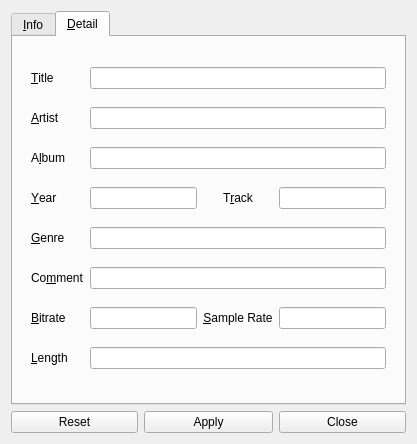
Before: the Qt Designer form uiQt/infodialog.ui in osmank3/bilge-katalog-old, drawn with Qt 5.
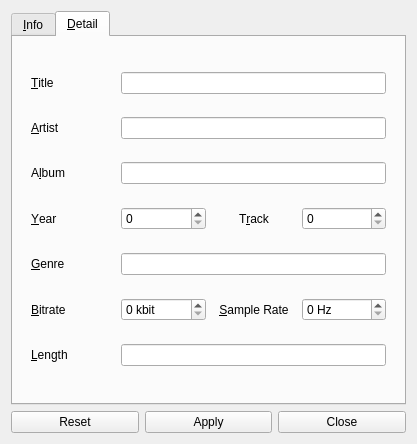
After: the same form once the commit is applied. The open tabs and pages were chosen to show the change.

Patch:
```diff
--- a/uiQt/infodialog.ui
+++ b/uiQt/infodialog.ui
@@ -371,154 +371,6 @@
       <layout class="QGridLayout" name="gridLayout_13">
        <item row="0" column="0">
         <widget class="QStackedWidget" name="detailSW">
-         <property name="currentIndex">
-          <number>0</number>
-         </property>
-         <widget class="QWidget" name="noDetail"/>
-         <widget class="QWidget" name="musicDetail">
-          <layout class="QGridLayout" name="gridLayout">
-           <item row="0" column="0">
-            <widget class="QLabel" name="labelTitle">
-             <property name="text">
-              <string>&amp;Title</string>
-             </property>
-             <property name="buddy">
-              <cstring>detailMusicTitle</cstring>
-             </property>
-            </widget>
-           </item>
-           <item row="0" column="1" colspan="3">
-            <widget class="QLineEdit" name="detailMusicTitle"/>
-           </item>
-           <item row="1" column="0">
-            <widget class="QLabel" name="labelArtist">
-             <property name="text">
-              <string>&amp;Artist</string>
-             </property>
-             <property name="buddy">
-              <cstring>detailMusicArtist</cstring>
-             </property>
-            </widget>
-           </item>
-           <item row="1" column="1" colspan="3">
-            <widget class="QLineEdit" name="detailMusicArtist">
-             <property name="enabled">
-              <bool>true</bool>
-             </property>
-            </widget>
-           </item>
-           <item row="2" column="0">
-            <widget class="QLabel" name="labelAlbum">
-             <property name="text">
-              <string>A&amp;lbum</string>
-             </property>
-             <property name="buddy">
-              <cstring>detailMusicAlbum</cstring>
-             </property>
-            </widget>
-           </item>
-           <item row="2" column="1" colspan="3">
-            <widget class="QLineEdit" name="detailMusicAlbum"/>
-           </item>
-           <item row="3" column="0">
-            <widget class="QLabel" name="labelYear">
-             <property name="text">
-              <string>&amp;Year</string>
-             </property>
-             <property name="buddy">
-              <cstring>detailMusicYear</cstring>
-             </property>
-            </widget>
-           </item>
-           <item row="3" column="1">
-            <widget class="QLineEdit" name="detailMusicYear"/>
-           </item>
-           <item row="3" column="2">
-            <widget class="QLabel" name="labelTrack">
-             <property name="text">
-              <string>T&amp;rack</string>
-             </property>
-             <property name="alignment">
-              <set>Qt::AlignCenter</set>
-             </property>
-             <property name="buddy">
-              <cstring>detailMusicTrack</cstring>
-             </property>
-            </widget>
-           </item>
-           <item row="3" column="3">
-            <widget class="QLineEdit" name="detailMusicTrack"/>
-           </item>
-           <item row="4" column="0">
-            <widget class="QLabel" name="labelGenre">
-             <property name="text">
-              <string>&amp;Genre</string>
-             </property>
-             <property name="buddy">
-              <cstring>detailMusicGenre</cstring>
-             </property>
-            </widget>
-           </item>
-           <item row="4" column="1" colspan="3">
-            <widget class="QLineEdit" name="detailMusicGenre"/>
-           </item>
-           <item row="5" column="0">
-            <widget class="QLabel" name="labelComment">
-             <property name="text">
-              <string>Co&amp;mment</string>
-             </property>
-             <property name="buddy">
-              <cstring>detailMusicComment</cstring>
-             </property>
-            </widget>
-           </item>
-           <item row="5" column="1" colspan="3">
-            <widget class="QLineEdit" name="detailMusicComment"/>
-           </item>
-           <item row="6" column="0">
-            <widget class="QLabel" name="labelBitrate">
-             <property name="text">
-              <string>&amp;Bitrate</string>
-             </property>
-             <property name="buddy">
-              <cstring>detailMusicBitrate</cstring>
-             </property>
-            </widget>
-           </item>
-           <item row="6" column="1">
-            <widget class="QLineEdit" name="detailMusicBitrate"/>
-           </item>
-           <item row="6" column="2">
-            <widget class="QLabel" name="labelSampleRate">
-             <property name="text">
-              <string>&amp;Sample Rate</string>
-             </property>
-             <property name="alignment">
-              <set>Qt::AlignCenter</set>
-             </property>
-             <property name="buddy">
-              <cstring>detailMusicSampleRate</cstring>
-             </property>
-            </widget>
-           </item>
-           <item row="6" column="3">
-            <widget class="QLineEdit" name="detailMusicSampleRate"/>
-           </item>
-           <item row="7" column="0">
-            <widget class="QLabel" name="labelLength">
-             <property name="text">
-              <string>&amp;Length</string>
-             </property>
-             <property name="buddy">
-              <cstring>detailMusicLength</cstring>
-             </property>
-            </widget>
-           </item>
-           <item row="7" column="1" colspan="3">
-            <widget class="QLineEdit" name="detailMusicLength"/>
-           </item>
-          </layout>
-         </widget>
          <widget class="QWidget" name="bookDetail">
           <layout class="QGridLayout" name="gridLayout_5">
            <item row="0" column="0">
@@ -692,7 +544,224 @@
             </spacer>
            </item>
            <item row="3" column="2">
-            <widget class="QSpinBox" name="detailEbookPageSpin"/>
+            <widget class="QSpinBox" name="detailEbookPageSpin">
+             <property name="maximum">
+              <number>99999</number>
+             </property>
+            </widget>
+           </item>
+          </layout>
+         </widget>
+         <widget class="QWidget" name="imageDetail">
+          <layout class="QGridLayout" name="gridLayout_7">
+           <item row="0" column="0">
+            <widget class="QLabel" name="labelCreate">
+             <property name="text">
+              <string>C&amp;reate Date</string>
+             </property>
+             <property name="buddy">
+              <cstring>detailImageCreateDate</cstring>
+             </property>
+            </widget>
+           </item>
+           <item row="0" column="1">
+            <widget class="QDateTimeEdit" name="detailImageCreateDate"/>
+           </item>
+           <item row="1" column="0">
+            <widget class="QLabel" name="labelHeightImage">
+             <property name="text">
+              <string>&amp;Height</string>
+             </property>
+             <property name="buddy">
+              <cstring>detailImageHeightSpin</cstring>
+             </property>
+            </widget>
+           </item>
+           <item row="1" column="1">
+            <widget class="QSpinBox" name="detailImageHeightSpin">
+             <property name="suffix">
+              <string> px</string>
+             </property>
+             <property name="maximum">
+              <number>99999</number>
+             </property>
+            </widget>
+           </item>
+           <item row="2" column="0">
+            <widget class="QLabel" name="labelWidthImage">
+             <property name="text">
+              <string>&amp;Width</string>
+             </property>
+             <property name="buddy">
+              <cstring>detailImageWidthSpin</cstring>
+             </property>
+            </widget>
+           </item>
+           <item row="2" column="1">
+            <widget class="QSpinBox" name="detailImageWidthSpin">
+             <property name="suffix">
+              <string> px</string>
+             </property>
+             <property name="maximum">
+              <number>99999</number>
+             </property>
+            </widget>
+           </item>
+          </layout>
+         </widget>
+         <widget class="QWidget" name="musicDetail">
+          <layout class="QGridLayout" name="gridLayout">
+           <item row="0" column="0">
+            <widget class="QLabel" name="labelTitle">
+             <property name="text">
+              <string>&amp;Title</string>
+             </property>
+             <property name="buddy">
+              <cstring>detailMusicTitle</cstring>
+             </property>
+            </widget>
+           </item>
+           <item row="0" column="1" colspan="3">
+            <widget class="QLineEdit" name="detailMusicTitle"/>
+           </item>
+           <item row="1" column="0">
+            <widget class="QLabel" name="labelArtist">
+             <property name="text">
+              <string>&amp;Artist</string>
+             </property>
+             <property name="buddy">
+              <cstring>detailMusicArtist</cstring>
+             </property>
+            </widget>
+           </item>
+           <item row="1" column="1" colspan="3">
+            <widget class="QLineEdit" name="detailMusicArtist">
+             <property name="enabled">
+              <bool>true</bool>
+             </property>
+            </widget>
+           </item>
+           <item row="2" column="0">
+            <widget class="QLabel" name="labelAlbum">
+             <property name="text">
+              <string>A&amp;lbum</string>
+             </property>
+             <property name="buddy">
+              <cstring>detailMusicAlbum</cstring>
+             </property>
+            </widget>
+           </item>
+           <item row="2" column="1" colspan="3">
+            <widget class="QLineEdit" name="detailMusicAlbum"/>
+           </item>
+           <item row="3" column="0">
+            <widget class="QLabel" name="labelYear">
+             <property name="text">
+              <string>&amp;Year</string>
+             </property>
+             <property name="buddy">
+              <cstring>detailMusicYear</cstring>
+             </property>
+            </widget>
+           </item>
+           <item row="3" column="2">
+            <widget class="QLabel" name="labelTrack">
+             <property name="text">
+              <string>T&amp;rack</string>
+             </property>
+             <property name="alignment">
+              <set>Qt::AlignCenter</set>
+             </property>
+             <property name="buddy">
+              <cstring>detailMusicTrack</cstring>
+             </property>
+            </widget>
+           </item>
+           <item row="4" column="0">
+            <widget class="QLabel" name="labelGenre">
+             <property name="text">
+              <string>&amp;Genre</string>
+             </property>
+             <property name="buddy">
+              <cstring>detailMusicGenre</cstring>
+             </property>
+            </widget>
+           </item>
+           <item row="4" column="1" colspan="3">
+            <widget class="QLineEdit" name="detailMusicGenre"/>
+           </item>
+           <item row="5" column="0">
+            <widget class="QLabel" name="labelBitrate">
+             <property name="text">
+              <string>&amp;Bitrate</string>
+             </property>
+             <property name="buddy">
+              <cstring>detailMusicBitrate</cstring>
+             </property>
+            </widget>
+           </item>
+           <item row="5" column="2">
+            <widget class="QLabel" name="labelSampleRate">
+             <property name="text">
+              <string>&amp;Sample Rate</string>
+             </property>
+             <property name="alignment">
+              <set>Qt::AlignCenter</set>
+             </property>
+             <property name="buddy">
+              <cstring>detailMusicSampleRate</cstring>
+             </property>
+            </widget>
+           </item>
+           <item row="6" column="0">
+            <widget class="QLabel" name="labelLength">
+             <property name="text">
+              <string>&amp;Length</string>
+             </property>
+             <property name="buddy">
+              <cstring>detailMusicLength</cstring>
+             </property>
+            </widget>
+           </item>
+           <item row="6" column="1" colspan="3">
+            <widget class="QLineEdit" name="detailMusicLength"/>
+           </item>
+           <item row="3" column="1">
+            <widget class="QSpinBox" name="detailMusicYear">
+             <property name="maximum">
+              <number>99999</number>
+             </property>
+            </widget>
+           </item>
+           <item row="3" column="3">
+            <widget class="QSpinBox" name="detailMusicTrack">
+             <property name="maximum">
+              <number>99999</number>
+             </property>
+            </widget>
+           </item>
+           <item row="5" column="1">
+            <widget class="QSpinBox" name="detailMusicBitrate">
+             <property name="suffix">
+              <string> kbit</string>
+             </property>
+             <property name="maximum">
+              <number>999</number>
+             </property>
+             <property name="singleStep">
+              <number>16</number>
+             </property>
+            </widget>
+           </item>
+           <item row="5" column="3">
+            <widget class="QSpinBox" name="detailMusicSampleRate">
+             <property name="suffix">
+              <string> Hz</string>
+             </property>
+             <property name="maximum">
+              <number>99999</number>
+             </property>
+            </widget>
            </item>
           </layout>
          </widget>
```
Left out of the diff: 194 changed lines with no effect on the pictures.
